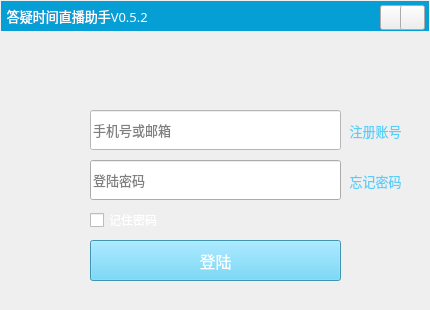
Old version of the form qatime-studio/loginwindow.ui in the repository chuanjiabao1981/qatime-win.
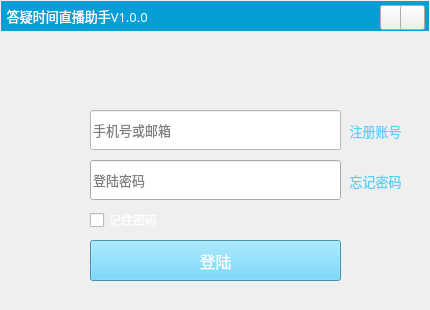
New version of the form. Icons and pictures are not drawn. Custom widgets are drawn as their Qt base class.

The edit to the form file:
```diff
--- a/qatime-studio/loginwindow.ui
+++ b/qatime-studio/loginwindow.ui
@@ -42,7 +42,7 @@
      <string notr="true">color: rgb(255, 255, 255);</string>
     </property>
     <property name="text">
-     <string>  答疑时间直播助手V0.5.2</string>
+     <string>  答疑时间直播助手V1.0.0</string>
     </property>
    </widget>
    <widget class="QPushButton" name="homepage_pushBtn">
```
Left out of the diff: 4 changed lines with no effect on the pictures.
